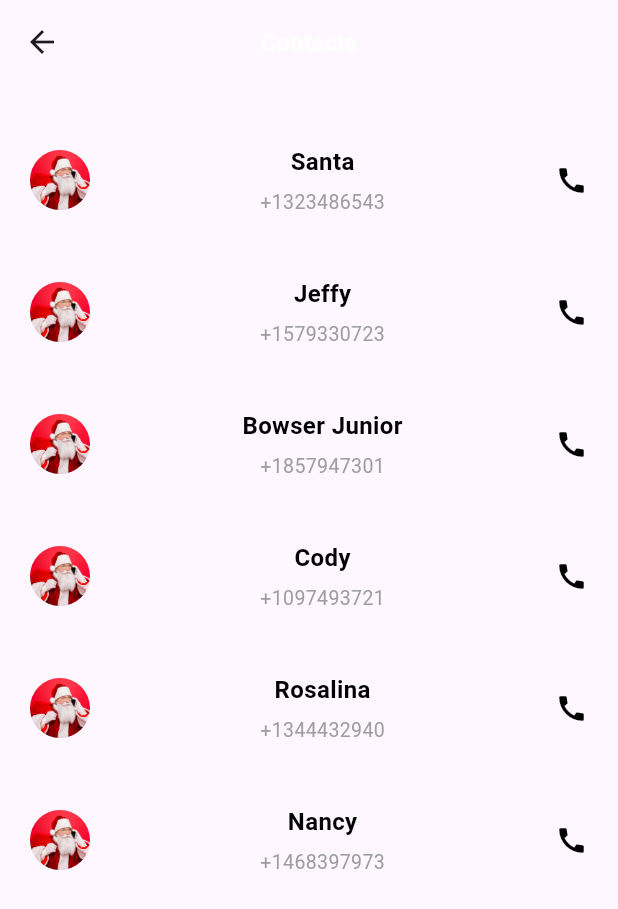
After one commit to KhalidIdouahman/santa_app_2024, a Flutter app: the OtherCharactersPage screen opened directly, on a phone screen of 412 x 824 dp. The commit adds this screen. Shown: the top 909 px of the screen. Run offline on Flutter 3.47's test engine with Material 3 defaults, Android fonts, the phone set to English and light mode, and no system bars; our stand-ins replace dismissible_page.

Commit message:
other characters page designed , and work properly with the calling pages.

```diff
--- a/lib/constants/text.dart
+++ b/lib/constants/text.dart
@@ -124,7 +124,9 @@ final List<ChatText> chatTextData = [
 
 final List<UserChat> usersList = [
   const UserChat(userName: "Santa", imgUrl: "assets/images/santa_calling_2.jpg", userStatus: "Online" , phoneNum: "+1323486543",),
-  const UserChat(userName: "Santa", imgUrl: "assets/images/santa_calling_2.jpg", userStatus: "Online" , phoneNum: "+1323486543",),
-  const UserChat(userName: "Santa", imgUrl: "assets/images/santa_calling_2.jpg", userStatus: "Online" , phoneNum: "+1323486543",),
-  const UserChat(userName: "Santa", imgUrl: "assets/images/santa_calling_2.jpg", userStatus: "Online" , phoneNum: "+1323486543",),
+  const UserChat(userName: "Jeffy", imgUrl: "assets/images/santa_calling_2.jpg", userStatus: "Online" , phoneNum: "+1579330723",),
+  const UserChat(userName: "Bowser Junior", imgUrl: "assets/images/santa_calling_2.jpg", userStatus: "Online" , phoneNum: "+1857947301",),
+  const UserChat(userName: "Cody", imgUrl: "assets/images/santa_calling_2.jpg", userStatus: "Online" , phoneNum: "+1097493721",),
+  const UserChat(userName: "Rosalina", imgUrl: "assets/images/santa_calling_2.jpg", userStatus: "Online" , phoneNum: "+1344432940",),
+  const UserChat(userName: "Nancy", imgUrl: "assets/images/santa_calling_2.jpg", userStatus: "Online" , phoneNum: "+1468397973",),
 ];
--- /dev/null
+++ b/lib/pages/other_characters_page.dart
@@ -0,0 +1,90 @@
+import 'package:flutter/material.dart';
+import 'package:santa_app_2024/constants/text.dart';
+import 'package:santa_app_2024/models/chat_models/user_chat.dart';
+import 'package:santa_app_2024/pages/calling_page/making_call_page.dart';
+
+// i need to search on this to understand it will .
+typedef CallbackAction = void Function();
+
+class OtherCharactersPage extends StatelessWidget {
+  const OtherCharactersPage({super.key});
+
+  @override
+  Widget build(BuildContext context) {
+    return Scaffold(
+      appBar: AppBar(
+        title: const Text(
+          "Contacts",
+          style: TextStyle(
+            fontSize: 16,
+            fontWeight: FontWeight.bold,
+            color: Colors.white,
+          ),
+        ),
+        centerTitle: true,
+      ),
+      body: Padding(
+        padding: const EdgeInsets.only(top: 20),
+        child: ListView.builder(
+          itemCount: usersList.length,
+          itemBuilder: (context, index) {
+            UserChat choosedUser = usersList[index];
+            return buildListItem(
+              user: choosedUser,
+              onItemClicked: () {
+                Navigator.push(
+                  context,
+                  MaterialPageRoute(
+                    builder: (context) => MakeCallPage(user: choosedUser),
+                  ),
+                );
+              },
+            );
+          },
+        ),
+      ),
+    );
+  }
+}
+
+Widget buildListItem(
+    {required UserChat user, required CallbackAction onItemClicked}) {
+  return InkWell(
+    onTap: onItemClicked,
+    child: Padding(
+      padding: const EdgeInsets.all(20),
+      child: Row(
+        mainAxisAlignment: MainAxisAlignment.spaceBetween,
+        children: [
+          CircleAvatar(
+            backgroundImage: AssetImage(user.imgUrl),
+          ),
+          Column(
+            // crossAxisAlignment: CrossAxisAlignment.start,
+            children: [
+              Text(
+                user.userName,
+                style: const TextStyle(
+                  fontSize: 16,
+                  fontWeight: FontWeight.bold,
+                  color: Colors.black,
+                ),
+              ),
+              const SizedBox(height: 6),
+              Text(
+                user.phoneNum!,
+                style: const TextStyle(fontSize: 13, color: Colors.grey),
+              ),
+            ],
+          ),
+          // const SizedBox(width: 0.1),
+          const Icon(
+            Icons.call,
+            color: Colors.black,
+            size: 22,
+          )
+        ],
+      ),
+    ),
+  );
+}
```
Also changed, not shown: lib/pages/home_page.dart (+60 -15 lines).
